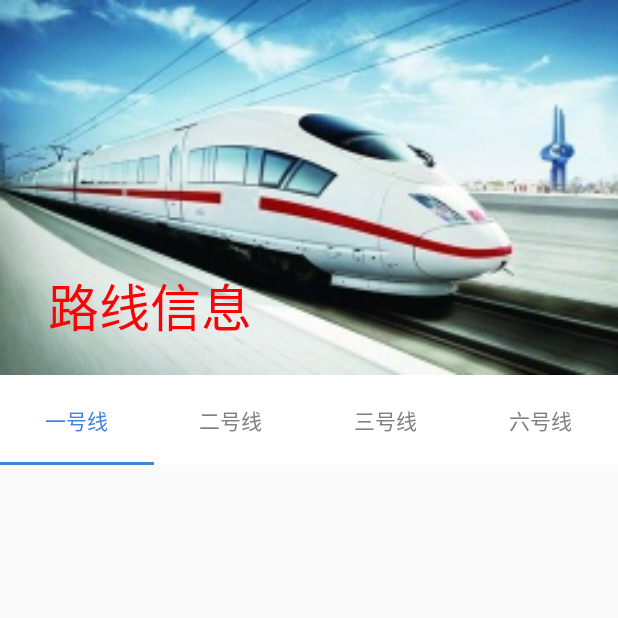
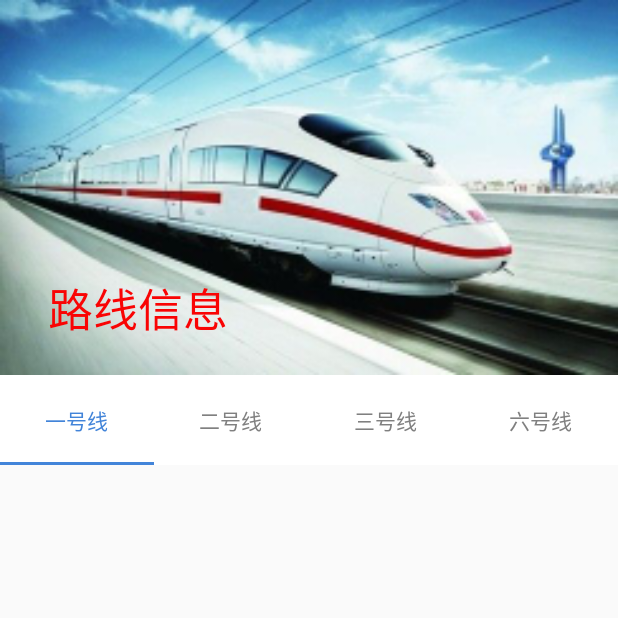
Before and after one commit to CQUPTGuys/CQSubway, an Android app: the RouteActivity screen opened directly, with no data from a screen before it, on a phone screen of 412 x 824 dp, the top half of it. Run offline under Robolectric (Android 15) with nearby library versions, the phone set to English and light mode, and no system bars; our stand-ins replace ButterKnife.

Commit message:
修改数据库，修改第二页面

```diff
--- a/app/src/main/res/layout/activity_route_new.xml
+++ b/app/src/main/res/layout/activity_route_new.xml
@@ -16,7 +16,8 @@
             android:scrollbarSize="15sp"
             app:layout_scrollFlags="scroll|exitUntilCollapsed"
             app:title="路线信息"
-            app:contentScrim="?attr/colorPrimary">
+            app:contentScrim="?attr/colorPrimary"
+            app:expandedTitleTextAppearance="@style/AppTheme.CollapsingToolbarLayout">
             <ImageView
                 android:layout_width="match_parent"
                 android:layout_height="match_parent"
--- a/app/src/main/res/layout/item_fragment_one_route.xml
+++ b/app/src/main/res/layout/item_fragment_one_route.xml
@@ -5,7 +5,7 @@
 <ImageView
     android:layout_width="20dp"
     android:layout_height="20dp"
-    android:src="@mipmap/one_route"
+    android:src="@mipmap/ic_launcher"
     android:tint="@color/item_now_red"
     android:layout_centerVertical="true"
     android:layout_marginLeft="8dp"
--- a/app/src/main/res/layout/item_fragment_six_route.xml
+++ b/app/src/main/res/layout/item_fragment_six_route.xml
@@ -5,7 +5,7 @@
 <ImageView
     android:layout_width="20dp"
     android:layout_height="20dp"
-    android:src="@mipmap/six_route"
+    android:src="@mipmap/ic_launcher"
     android:tint="@color/colorAccent"
     android:layout_centerVertical="true"
     android:layout_marginLeft="8dp"
--- a/app/src/main/res/layout/item_fragment_three_route.xml
+++ b/app/src/main/res/layout/item_fragment_three_route.xml
@@ -5,7 +5,7 @@
 <ImageView
     android:layout_width="20dp"
     android:layout_height="20dp"
-    android:src="@mipmap/three_route"
+    android:src="@mipmap/ic_launcher"
     android:tint="@color/colorPrimary"
     android:layout_centerVertical="true"
     android:layout_marginLeft="8dp"
--- a/app/src/main/res/layout/item_fragment_two_route.xml
+++ b/app/src/main/res/layout/item_fragment_two_route.xml
@@ -5,7 +5,7 @@
 <ImageView
     android:layout_width="20dp"
     android:layout_height="20dp"
-    android:src="@mipmap/two_route"
+    android:src="@mipmap/ic_launcher"
     android:tint="@color/item_now_green"
     android:layout_centerVertical="true"
     android:layout_marginLeft="8dp"
--- a/app/src/main/res/values/dimens.xml
+++ b/app/src/main/res/values/dimens.xml
@@ -2,4 +2,5 @@
     <!-- Default screen margins, per the Android Design guidelines. -->
     <dimen name="activity_horizontal_margin">16dp</dimen>
     <dimen name="activity_vertical_margin">16dp</dimen>
+    <dimen name="toolbar_text_size">30sp</dimen>
 </resources>
--- a/app/src/main/res/values/styles.xml
+++ b/app/src/main/res/values/styles.xml
@@ -8,4 +8,7 @@
         <item name="colorAccent">@color/colorAccent</item>
     </style>
 
+    <style name="AppTheme.CollapsingToolbarLayout">
+        <item name="android:textSize">@dimen/toolbar_text_size</item>
+    </style>
 </resources>
```
Also changed, not shown: app/src/main/java/com/kevin/cqsubway/app/SubwayApplication.java (+18 -18 lines), app/src/main/res/mipmap-xxhdpi/down.png, app/src/main/res/mipmap-xxhdpi/up.png.
